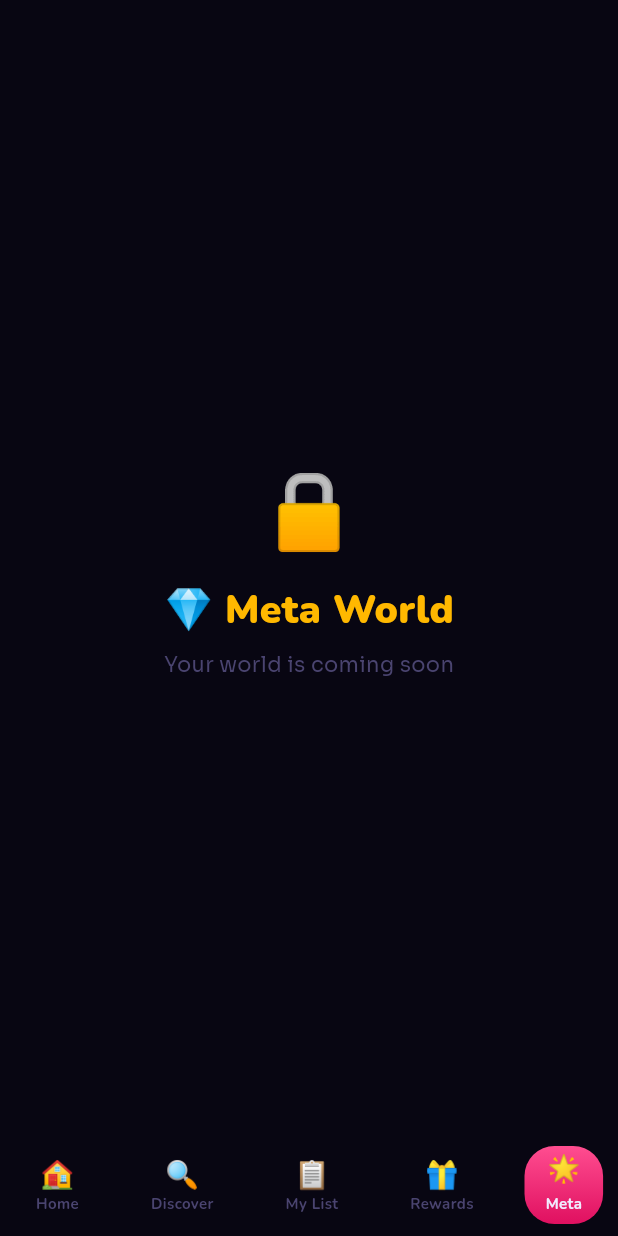
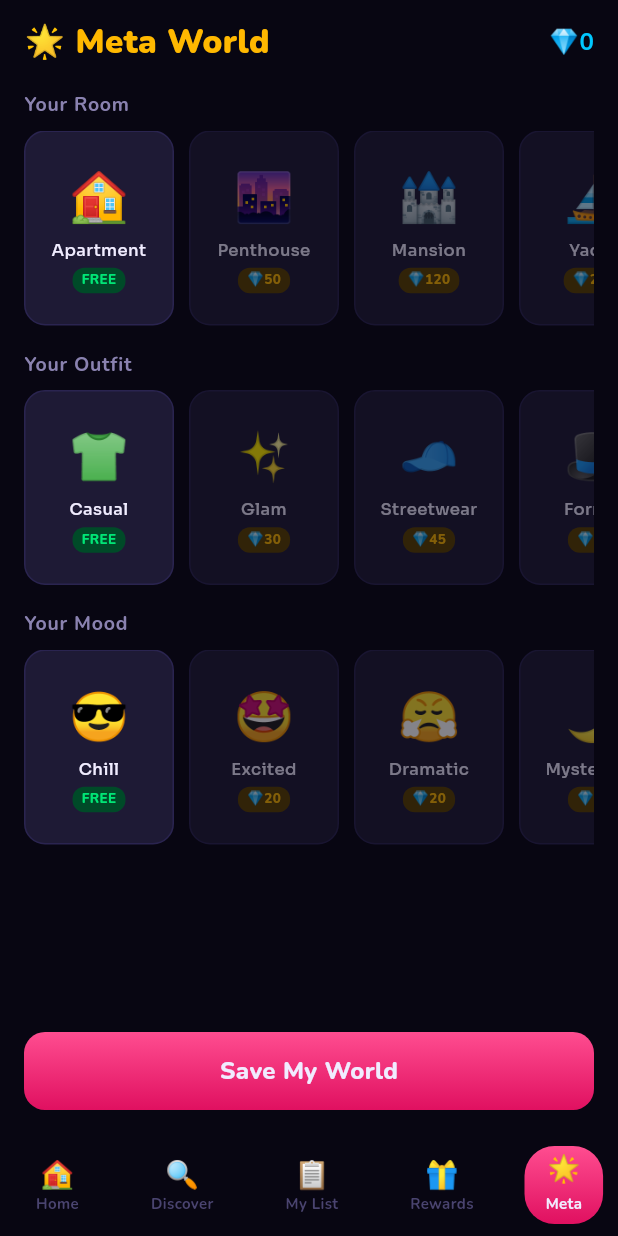
Before and after one commit to tlahav91-debug/appo, a Flutter app: the screen it shows once a user with an empty profile is signed in, item 5 of the bottom bar chosen, on a phone screen of 412 x 824 dp. Run offline on Flutter 3.47's test engine with Material 3 defaults, Android fonts, the phone set to English and light mode, and no system bars; our stand-ins replace firebase_core, firebase_messaging, flutter_local_notifications, flutter_riverpod, go_router, google_fonts and 3 more; missing offline and left inert: posthog_flutter, purchases_flutter; accounts and stored records are empty; network calls fail.

Commit message:
[FEATURE] PRD-023: Meta World tab — rooms, outfits, moods with gem unlock
https://claude.ai/code/session_01KohWrTkKywj5YHwJ97Ppdz

```diff
--- a/lib/core/router/app_shell.dart
+++ b/lib/core/router/app_shell.dart
@@ -7,7 +7,7 @@ import '../../features/profile/presentation/home_screen.dart';
 import '../../features/profile/presentation/rewards_screen.dart';
 import '../../features/discover/presentation/discover_screen.dart';
 import '../../features/mylist/presentation/my_list_screen.dart';
-import '../../features/meta/presentation/meta_placeholder_screen.dart';
+import '../../features/meta/presentation/meta_world_screen.dart';
 import '../../features/shop/application/starter_pack_provider.dart';
 import '../../shared/widgets/starter_pack_sheet.dart';
 
@@ -27,7 +27,7 @@ class _AppShellState extends ConsumerState<AppShell> {
     DiscoverScreen(),
     MyListScreen(),
     RewardsScreen(),
-    MetaPlaceholderScreen(),
+    MetaWorldScreen(),
   ];
 
   static const _tabs = [
--- a/lib/features/meta/domain/meta_item.dart
+++ b/lib/features/meta/domain/meta_item.dart
@@ -1,6 +1,3 @@
-import 'package:flutter/material.dart';
-import '../../../core/theme/tokens.dart';
-
 enum MetaItemType { room, outfit, mood }
 
 class MetaItem {
--- /dev/null
+++ b/lib/features/meta/presentation/meta_world_screen.dart
@@ -0,0 +1,446 @@
+import 'package:flutter/material.dart';
+import 'package:flutter_riverpod/flutter_riverpod.dart';
+import 'package:google_fonts/google_fonts.dart';
+import '../../../core/theme/tokens.dart';
+import '../../profile/application/profile_provider.dart';
+import '../application/meta_provider.dart';
+import '../domain/meta_item.dart';
+
+class MetaWorldScreen extends ConsumerStatefulWidget {
+  const MetaWorldScreen({super.key});
+
+  @override
+  ConsumerState<MetaWorldScreen> createState() => _MetaWorldScreenState();
+}
+
+class _MetaWorldScreenState extends ConsumerState<MetaWorldScreen> {
+  String _selectedRoom = 'apartment';
+  String _selectedOutfit = 'casual';
+  String _selectedMood = 'chill';
+  bool _saving = false;
+  bool _loadoutInitialised = false;
+
+  @override
+  Widget build(BuildContext context) {
+    final loadout = ref.watch(metaLoadoutProvider);
+    final unlockedAsync = ref.watch(metaUnlockedIdsProvider);
+    final profile = ref.watch(profileProvider).valueOrNull;
+
+    // Initialise selected values from remote loadout once
+    loadout.whenData((data) {
+      if (!_loadoutInitialised) {
+        _loadoutInitialised = true;
+        WidgetsBinding.instance.addPostFrameCallback((_) {
+          if (mounted) {
+            setState(() {
+              _selectedRoom = data.roomId;
+              _selectedOutfit = data.outfitId;
+              _selectedMood = data.moodId;
+            });
+          }
+        });
+      }
+    });
+
+    final unlockedIds = unlockedAsync.valueOrNull ?? {};
+
+    return Scaffold(
+      backgroundColor: bgDeep,
+      body: SafeArea(
+        child: Padding(
+          padding: const EdgeInsets.symmetric(horizontal: 16, vertical: 12),
+          child: Column(
+            crossAxisAlignment: CrossAxisAlignment.start,
+            children: [
+              // Header row
+              Row(
+                children: [
+                  Text(
+                    '🌟 Meta World',
+                    style: GoogleFonts.nunito(
+                      color: gold,
+                      fontSize: 22,
+                      fontWeight: FontWeight.w900,
+                    ),
+                  ),
+                  const Spacer(),
+                  Text(
+                    '💎${profile?.gems ?? 0}',
+                    style: GoogleFonts.nunito(
+                      color: cyan,
+                      fontSize: 16,
+                      fontWeight: FontWeight.w700,
+                    ),
+                  ),
+                ],
+              ),
+              const SizedBox(height: 16),
+
+              // Room section
+              _SectionLabel(label: 'Your Room'),
+              const SizedBox(height: 8),
+              _ItemPicker(
+                items: MetaCatalog.rooms,
+                selected: _selectedRoom,
+                unlockedIds: unlockedIds,
+                onSelect: (item) => _onSelect(item),
+              ),
+              const SizedBox(height: 16),
+
+              // Outfit section
+              _SectionLabel(label: 'Your Outfit'),
+              const SizedBox(height: 8),
+              _ItemPicker(
+                items: MetaCatalog.outfits,
+                selected: _selectedOutfit,
+                unlockedIds: unlockedIds,
+                onSelect: (item) => _onSelect(item),
+              ),
+              const SizedBox(height: 16),
+
+              // Mood section
+              _SectionLabel(label: 'Your Mood'),
+              const SizedBox(height: 8),
+              _ItemPicker(
+                items: MetaCatalog.moods,
+                selected: _selectedMood,
+                unlockedIds: unlockedIds,
+                onSelect: (item) => _onSelect(item),
+              ),
+
+              const Spacer(),
+
+              // Save button
+              _SaveButton(saving: _saving, onPressed: _save),
+              const SizedBox(height: 8),
+            ],
+          ),
+        ),
+      ),
+    );
+  }
+
+  void _onSelect(MetaItem item) {
+    setState(() {
+      switch (item.type) {
+        case MetaItemType.room:
+          _selectedRoom = item.id;
+        case MetaItemType.outfit:
+          _selectedOutfit = item.id;
+        case MetaItemType.mood:
+          _selectedMood = item.id;
+      }
+    });
+  }
+
+  Future<void> _save() async {
+    setState(() => _saving = true);
+    final ok = await ref.read(metaServiceProvider).equip(
+      roomId: _selectedRoom,
+      outfitId: _selectedOutfit,
+      moodId: _selectedMood,
+    );
+    setState(() => _saving = false);
+    if (ok && mounted) {
+      ScaffoldMessenger.of(context).showSnackBar(
+        SnackBar(
+          content: Text(
+            'World saved! ✨',
+            style: GoogleFonts.nunito(color: textCol),
+          ),
+          backgroundColor: card,
+        ),
+      );
+    }
+  }
+}
+
+// ─── Section label ──────────────────────────────────────────────────────────
+
+class _SectionLabel extends StatelessWidget {
+  final String label;
+  const _SectionLabel({required this.label});
+
+  @override
+  Widget build(BuildContext context) {
+    return Text(
+      label,
+      style: GoogleFonts.nunito(
+        color: textSec,
+        fontSize: 13,
+        fontWeight: FontWeight.w700,
+        letterSpacing: 0.5,
+      ),
+    );
+  }
+}
+
+// ─── Save button ─────────────────────────────────────────────────────────────
+
+class _SaveButton extends StatelessWidget {
+  final bool saving;
+  final VoidCallback onPressed;
+  const _SaveButton({required this.saving, required this.onPressed});
+
+  @override
+  Widget build(BuildContext context) {
+    return GestureDetector(
+      onTap: saving ? null : onPressed,
+      child: Container(
+        width: double.infinity,
+        height: 52,
+        decoration: BoxDecoration(
+          gradient: saving ? null : pinkFull,
+          color: saving ? pinkDim : null,
+          borderRadius: BorderRadius.circular(14),
+        ),
+        alignment: Alignment.center,
+        child: saving
+            ? const SizedBox(
+                width: 22,
+                height: 22,
+                child: CircularProgressIndicator(
+                  strokeWidth: 2.5,
+                  valueColor: AlwaysStoppedAnimation<Color>(textCol),
+                ),
+              )
+            : Text(
+                'Save My World',
+                style: GoogleFonts.nunito(
+                  color: textCol,
+                  fontSize: 16,
+                  fontWeight: FontWeight.w800,
+                ),
+              ),
+      ),
+    );
+  }
+}
+
+// ─── Item picker ─────────────────────────────────────────────────────────────
+
+class _ItemPicker extends ConsumerWidget {
+  final List<MetaItem> items;
+  final String selected;
+  final Set<String> unlockedIds;
+  final void Function(MetaItem item) onSelect;
+
+  const _ItemPicker({
+    required this.items,
+    required this.selected,
+    required this.unlockedIds,
+    required this.onSelect,
+  });
+
+  @override
+  Widget build(BuildContext context, WidgetRef ref) {
+    return SizedBox(
+      height: 130,
+      child: ListView.builder(
+        scrollDirection: Axis.horizontal,
+        itemCount: items.length,
+        itemBuilder: (context, index) {
+          final item = items[index];
+          final isSelected = item.id == selected;
+          final isUnlocked = item.gemCost == 0 || unlockedIds.contains(item.id);
+          return Padding(
+            padding: EdgeInsets.only(right: index < items.length - 1 ? 10 : 0),
+            child: _ItemCard(
+              item: item,
+              isSelected: isSelected,
+              isUnlocked: isUnlocked,
+              onTap: () => _handleTap(context, ref, item, isUnlocked),
+            ),
+          );
+        },
+      ),
+    );
+  }
+
+  void _handleTap(
+      BuildContext context, WidgetRef ref, MetaItem item, bool isUnlocked) {
+    if (isUnlocked) {
+      onSelect(item);
+      return;
+    }
+    // Locked — show purchase confirmation dialog
+    showDialog<void>(
+      context: context,
+      builder: (ctx) => AlertDialog(
+        backgroundColor: card,
+        shape: RoundedRectangleBorder(borderRadius: BorderRadius.circular(16)),
+        title: Text(
+          'Unlock ${item.label}?',
+          style: GoogleFonts.nunito(
+              color: textCol, fontWeight: FontWeight.w800, fontSize: 17),
+        ),
+        content: Text(
+          'This will cost 💎${item.gemCost} gems.',
+          style: GoogleFonts.sora(color: textSec, fontSize: 13),
+        ),
+        actions: [
+          TextButton(
+            onPressed: () => Navigator.of(ctx).pop(),
+            child: Text('Cancel',
+                style: GoogleFonts.nunito(color: textDim, fontWeight: FontWeight.w700)),
+          ),
+          TextButton(
+            onPressed: () async {
+              Navigator.of(ctx).pop();
+              final result = await ref
+                  .read(metaServiceProvider)
+                  .unlock(item.type.name, item.id);
+              if (result.unlocked) {
+                ref.invalidate(metaUnlockedIdsProvider);
+                ref.invalidate(profileProvider);
+                onSelect(item);
+              } else if (context.mounted) {
+                ScaffoldMessenger.of(context).showSnackBar(
+                  SnackBar(
+                    content: Text(
+                      result.error ?? 'Unlock failed',
+                      style: GoogleFonts.nunito(color: textCol),
+                    ),
+                    backgroundColor: card,
+                  ),
+                );
+              }
+            },
+            child: Text(
+              'Unlock 💎${item.gemCost}',
+              style: GoogleFonts.nunito(
+                  color: gold, fontWeight: FontWeight.w800),
+            ),
+          ),
+        ],
+      ),
+    );
+  }
+}
+
+// ─── Item card ───────────────────────────────────────────────────────────────
+
+class _ItemCard extends StatelessWidget {
+  final MetaItem item;
+  final bool isSelected;
+  final bool isUnlocked;
+  final VoidCallback onTap;
+
+  const _ItemCard({
+    required this.item,
+    required this.isSelected,
+    required this.isUnlocked,
+    required this.onTap,
+  });
+
+  @override
+  Widget build(BuildContext context) {
+    return GestureDetector(
+      onTap: onTap,
+      child: Opacity(
+        opacity: isUnlocked ? 1.0 : 0.5,
+        child: Container(
+          width: 100,
+          height: 110,
+          decoration: BoxDecoration(
+            color: card,
+            borderRadius: BorderRadius.circular(14),
+            border: Border.all(
+              color: isSelected ? pink : border,
+              width: isSelected ? 2.5 : 1,
+            ),
+          ),
+          child: Stack(
+            children: [
+              Center(
+                child: Column(
+                  mainAxisSize: MainAxisSize.min,
+                  children: [
+                    Text(item.emoji, style: const TextStyle(fontSize: 32)),
+                    const SizedBox(height: 4),
+                    Text(
+                      item.label,
+                      style: GoogleFonts.sora(
+                        color: textCol,
+                        fontSize: 11,
+                        fontWeight: FontWeight.w500,
+                      ),
+                      textAlign: TextAlign.center,
+                      maxLines: 1,
+                      overflow: TextOverflow.ellipsis,
+                    ),
+                    const SizedBox(height: 4),
+                    _CostBadge(item: item, isUnlocked: isUnlocked),
+                  ],
+                ),
+              ),
+            ],
+          ),
+        ),
+      ),
+    );
+  }
+}
+
+class _CostBadge extends StatelessWidget {
+  final MetaItem item;
+  final bool isUnlocked;
+
+  const _CostBadge({required this.item, required this.isUnlocked});
+
+  @override
+  Widget build(BuildContext context) {
+    if (isUnlocked && item.gemCost == 0) {
+      // Free badge
+      return Container(
+        padding: const EdgeInsets.symmetric(horizontal: 6, vertical: 2),
+        decoration: BoxDecoration(
+          color: greenDim,
+          borderRadius: BorderRadius.circular(8),
+        ),
+        child: Text(
+          'FREE',
+          style: GoogleFonts.nunito(
+            color: green,
+            fontSize: 9,
+            fontWeight: FontWeight.w800,
+          ),
+        ),
+      );
+    }
+    if (isUnlocked) {
+      // Owned checkmark
+      return Container(
+        padding: const EdgeInsets.symmetric(horizontal: 6, vertical: 2),
+        decoration: BoxDecoration(
+          color: cyanDim,
+          borderRadius: BorderRadius.circular(8),
+        ),
+        child: Text(
+          '✓ Owned',
+          style: GoogleFonts.nunito(
+            color: cyan,
+            fontSize: 9,
+            fontWeight: FontWeight.w800,
+          ),
+        ),
+      );
+    }
+    // Locked — gem cost in gold
+    return Container(
+      padding: const EdgeInsets.symmetric(horizontal: 6, vertical: 2),
+      decoration: BoxDecoration(
+        color: goldDim,
+        borderRadius: BorderRadius.circular(8),
+      ),
+      child: Text(
+        '💎${item.gemCost}',
+        style: GoogleFonts.nunito(
+          color: gold,
+          fontSize: 9,
+          fontWeight: FontWeight.w800,
+        ),
+      ),
+    );
+  }
+}
```
